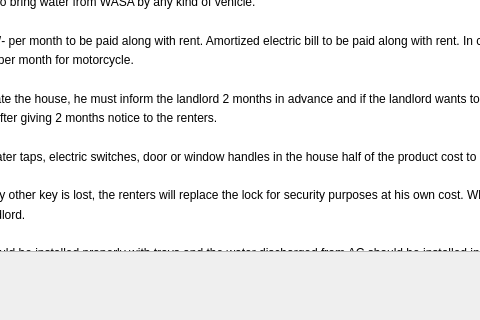
Above: tc.ui from faisal-ahmed-dev/HOME-RENTAL-MANAGEMENT before the change; both pictures show x 225 to 705 and y 249 to 569 of the 951 by 569 pixel window. Below: the same form after it.
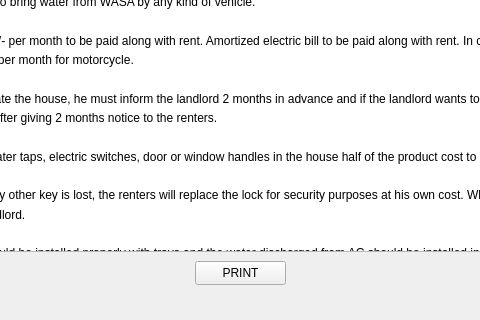
That is the form after the change.

```diff
--- a/tc.ui
+++ b/tc.ui
@@ -81,6 +81,19 @@
     <string>BACK</string>
    </property>
   </widget>
+  <widget class="QPushButton" name="pushButton_PRINT">
+   <property name="geometry">
+    <rect>
+     <x>420</x>
+     <y>510</y>
+     <width>91</width>
+     <height>24</height>
+    </rect>
+   </property>
+   <property name="text">
+    <string>PRINT</string>
+   </property>
+  </widget>
  </widget>
  <resources/>
  <connections/>
```
